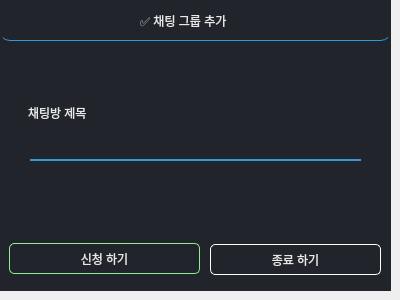
Above: groupadddlg.ui from EluonBit2Team/Client before the change. Below: the same form after it.
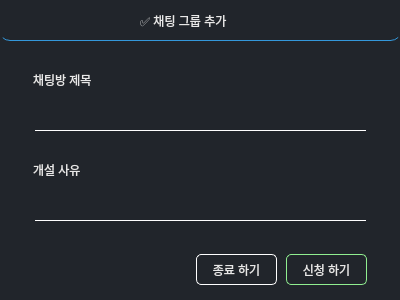
That is the form after the change.

Diff of the .ui file:
```diff
--- a/groupadddlg.ui
+++ b/groupadddlg.ui
@@ -55,8 +55,8 @@
     <rect>
      <x>0</x>
      <y>0</y>
-     <width>391</width>
-     <height>291</height>
+     <width>401</width>
+     <height>301</height>
     </rect>
    </property>
    <property name="styleSheet">
@@ -71,7 +71,7 @@
     <rect>
      <x>0</x>
      <y>0</y>
-     <width>391</width>
+     <width>401</width>
      <height>41</height>
     </rect>
    </property>
@@ -103,9 +103,9 @@
   <widget class="QPushButton" name="dialog_btn_submit">
    <property name="geometry">
     <rect>
-     <x>9</x>
-     <y>243</y>
-     <width>191</width>
+     <x>286</x>
+     <y>254</y>
+     <width>81</width>
      <height>31</height>
     </rect>
    </property>
@@ -123,15 +123,15 @@
   <widget class="QLineEdit" name="dialog_edit_chattitle">
    <property name="geometry">
     <rect>
-     <x>30</x>
-     <y>130</y>
+     <x>35</x>
+     <y>100</y>
      <width>331</width>
      <height>31</height>
     </rect>
    </property>
    <property name="styleSheet">
     <string notr="true">border: none;
-border-bottom: 2px solid #3498db;
+border-bottom: 1px solid #FFFFFF;
 background: transparent;
 color: white;</string>
    </property>
@@ -139,8 +139,8 @@
   <widget class="QLabel" name="dialog_label_chattitle">
    <property name="geometry">
     <rect>
-     <x>28</x>
-     <y>103</y>
+     <x>33</x>
+     <y>70</y>
      <width>81</width>
      <height>20</height>
     </rect>
@@ -156,9 +156,9 @@
   <widget class="QPushButton" name="dialog_btn_exit">
    <property name="geometry">
     <rect>
-     <x>210</x>
-     <y>244</y>
-     <width>171</width>
+     <x>196</x>
+     <y>254</y>
+     <width>81</width>
      <height>31</height>
     </rect>
    </property>
@@ -172,6 +172,39 @@
     <string>종료 하기</string>
    </property>
   </widget>
+  <widget class="QLabel" name="dialog_label_issue">
+   <property name="geometry">
+    <rect>
+     <x>33</x>
+     <y>160</y>
+     <width>81</width>
+     <height>20</height>
+    </rect>
+   </property>
+   <property name="styleSheet">
+    <string notr="true">font: 600 10pt &quot;Segoe UI Variable Small Semibol&quot;;
+color: rgb(232, 232, 232);</string>
+   </property>
+   <property name="text">
+    <string>개설 사유</string>
+   </property>
+  </widget>
+  <widget class="QLineEdit" name="dialog_edit_issue">
+   <property name="geometry">
+    <rect>
+     <x>35</x>
+     <y>190</y>
+     <width>331</width>
+     <height>31</height>
+    </rect>
+   </property>
+   <property name="styleSheet">
+    <string notr="true">border: none;
+border-bottom: 1px solid #FFFFFF;
+background: transparent;
+color: white;</string>
+   </property>
+  </widget>
  </widget>
  <resources/>
  <connections>
```
